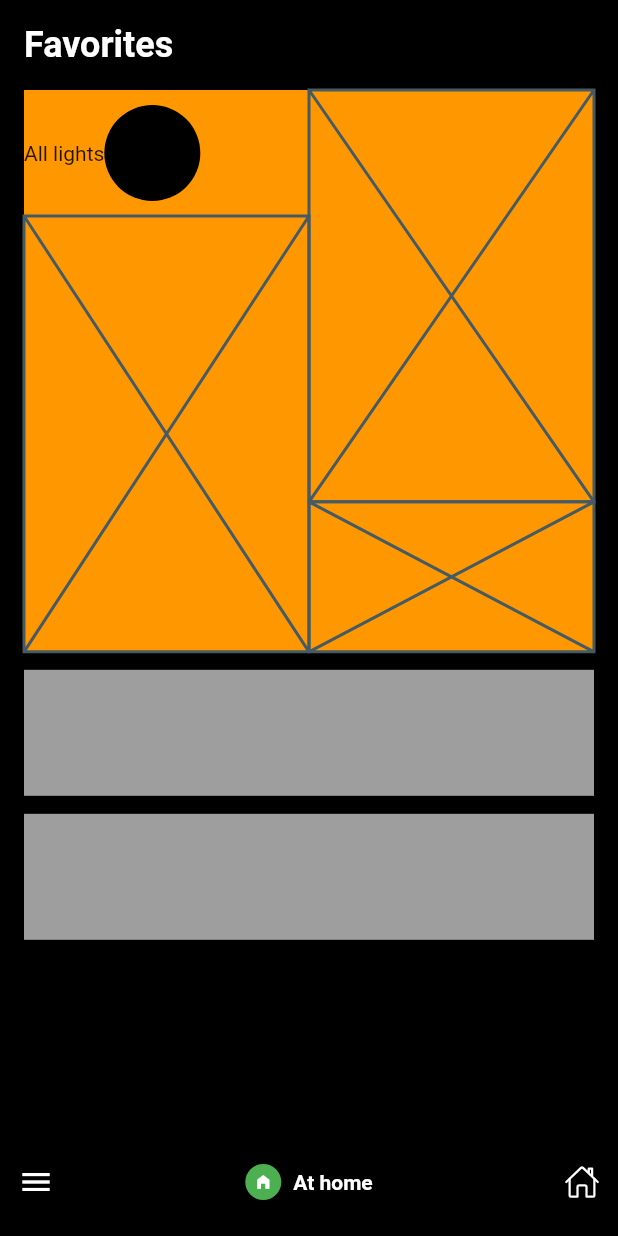
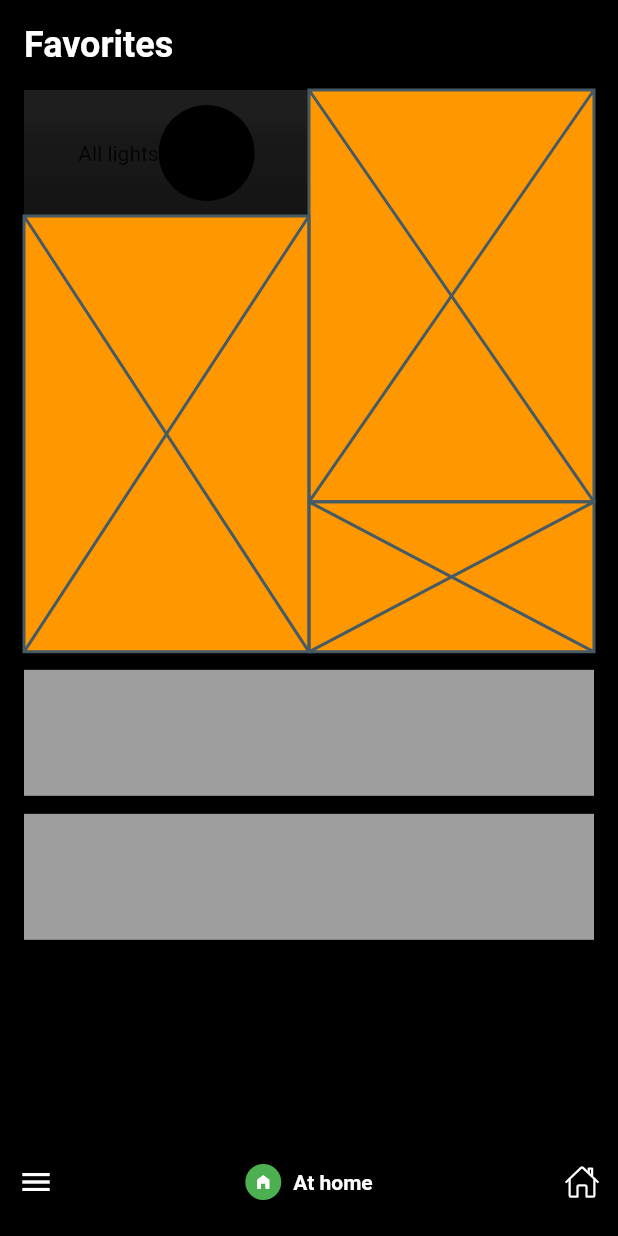
Before and after one commit to JAICHANGPARK/flutter_notebook_chapter_24, a Flutter app: the HomeAssistantMainPage screen opened directly, on a phone screen of 412 x 824 dp. Run offline on Flutter 3.47's test engine with Material 2 defaults, Android fonts, the phone set to English and light mode, and no system bars; our stand-ins replace flutter_riverpod, freezed_annotation, ionicons; missing offline and left inert: crypto_font_icons.

Commit message:
Update home_assistant_main_page.dart

```diff
--- a/lib/ep1361_home_assistant_app/view/home_assistant_main_page.dart
+++ b/lib/ep1361_home_assistant_app/view/home_assistant_main_page.dart
@@ -38,7 +38,22 @@ class _HomeAssistantMainPageState extends State<HomeAssistantMainPage> {
                         children: [
                           Container(
                             height: 84,
+                            decoration: BoxDecoration(
+                              gradient: LinearGradient(
+                                colors: [
+                                  Color.fromRGBO(30, 30, 30, 1),
+                                  Color.fromRGBO(30, 30, 30, 1),
+                                  Color.fromRGBO(24, 24, 24, 1),
+                                  Color.fromRGBO(24, 24, 24, 1),
+                                  Color.fromRGBO(21, 21, 21, 1),
+                                  Color.fromRGBO(21, 21, 21, 1),
+                                ],
+                                begin: Alignment.topCenter,
+                                end: Alignment.bottomCenter,
+                              ),
+                            ),
                             child: Row(
+                              mainAxisAlignment: MainAxisAlignment.center,
                               children: [
                                 Text("All lights"),
                                 Container(
@@ -46,7 +61,7 @@ class _HomeAssistantMainPageState extends State<HomeAssistantMainPage> {
                                   width: 64,
                                   decoration: BoxDecoration(
                                     color: Colors.black,
-                                    shape: BoxShape.circle
+                                    shape: BoxShape.circle,
                                   ),
                                 )
                               ],
```
